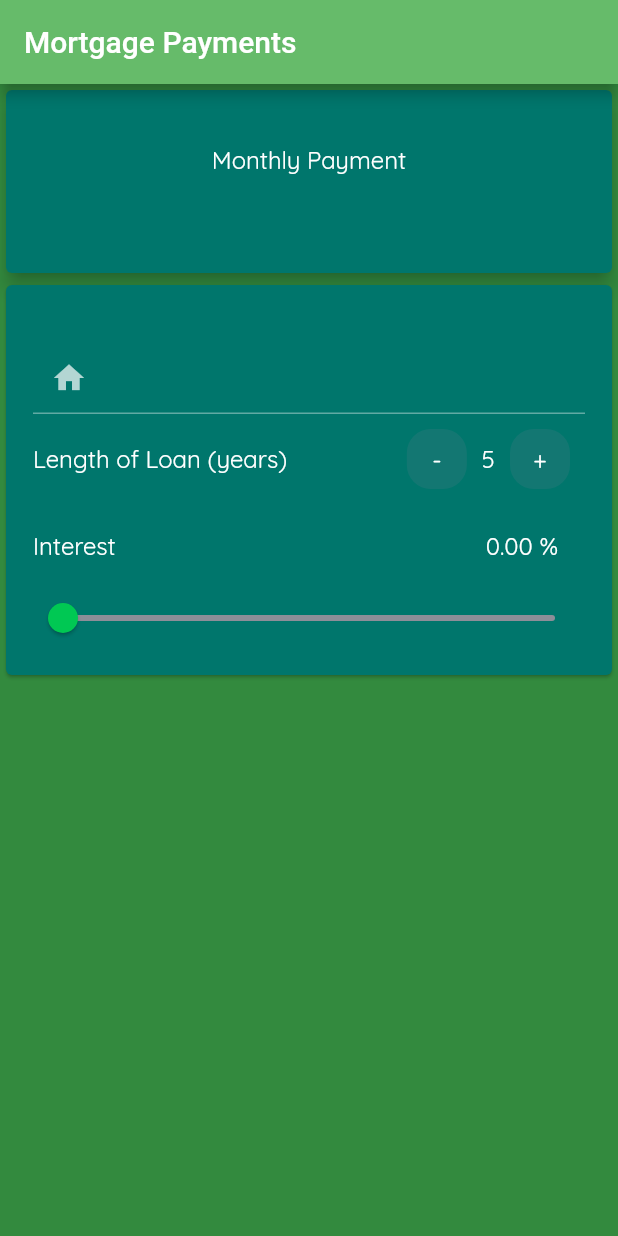
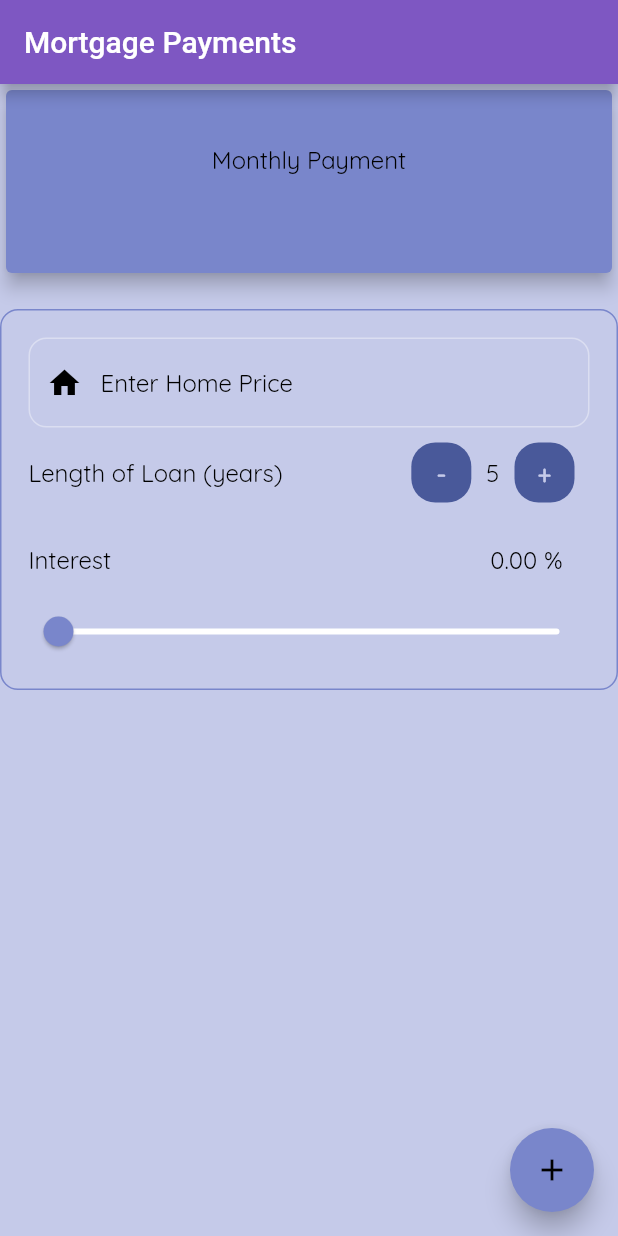
Before and after one commit to cjpesco/mortgagecalcapp, a Flutter app: the screen it shows after launch, after a tap on an icon or button, on a phone screen of 412 x 824 dp. Run offline on Flutter 3.47's test engine with Material 2 defaults, Android fonts, the light colour scheme and no system bars.

Commit message:
Learn how to have a rounded corner on textfield

```diff
--- a/lib/main.dart
+++ b/lib/main.dart
@@ -3,48 +3,40 @@ import 'package:mortgagecalcapp/util/colors.dart';
 
 import 'ui/mortgage_app.dart';
 
-final ThemeData _appTheme = _buildAppTheme();
+final ThemeData _mortgageTheme = _buildMortgageTheme();
 
-ThemeData _buildAppTheme() {
+ThemeData _buildMortgageTheme() {
   final ThemeData base = ThemeData.dark();
 
   return base.copyWith(
-    brightness: Brightness.dark,
-    accentColor: kSecondaryDarkColor,
-    primaryColor: kPrimaryColor,
-    buttonColor: kSecondaryColor,
-    scaffoldBackgroundColor: kPrimaryDarkColor,
-    cardColor: kSecondaryDarkColor,
-    textTheme: _appTextTheme(base.textTheme),
-    elevatedButtonTheme: ElevatedButtonThemeData(
-      style: ElevatedButton.styleFrom(
-        primary: Colors.blueGrey,
+    accentColor: primaryIndigoDark,
+    primaryColor: primaryIndigo200,
+    scaffoldBackgroundColor: secondaryBackgroundWhite,
+    hintColor: textOnSecondaryColor,
+    cardColor: secondaryDeepPurple,
+    textTheme: _buildMortgageTextTheme(base.textTheme),
+    inputDecorationTheme: InputDecorationTheme(
+      border: OutlineInputBorder(
+        borderSide: BorderSide(
+          color: Colors.purple.shade400,
+        ),
+        borderRadius: BorderRadius.circular(12),
       ),
+    ),
+    floatingActionButtonTheme: base.floatingActionButtonTheme.copyWith(
+      elevation: 7,
+      splashColor: primaryIndigoLight,
+      backgroundColor: secondaryDeepPurple,
     ),
   );
 }
 
-TextTheme _appTextTheme(TextTheme base) {
+TextTheme _buildMortgageTextTheme(TextTheme base) {
   return base
       .copyWith(
-        headline5: base.headline5.copyWith(
-          fontWeight: FontWeight.w500,
-        ),
-        headline6: base.headline6.copyWith(
-          fontSize: 18.0,
-        ),
-        caption: base.caption.copyWith(
-          fontWeight: FontWeight.w400,
-          fontSize: 14.0,
-        ),
-        bodyText2: base.bodyText2.copyWith(
-          // fontFamily: 'Lobster',
+        bodyText2: TextStyle(
+          color: textOnSecondaryColor,
           fontSize: 16,
-          color: Colors.white,
-        ),
-        button: base.button.copyWith(
-          // fontFamily: 'Lobster',
-          letterSpacing: 3.0,
         ),
       )
       .apply(
@@ -54,7 +46,7 @@ TextTheme _appTextTheme(TextTheme base) {
 
 void main() => runApp(
       MaterialApp(
+        theme: _mortgageTheme,
         home: MortgageApp(),
-        theme: _appTheme,
       ),
     );
--- a/lib/ui/mortgage_app.dart
+++ b/lib/ui/mortgage_app.dart
@@ -6,6 +6,12 @@ class MortgageApp extends StatelessWidget {
   @override
   Widget build(BuildContext context) {
     return Scaffold(
+      floatingActionButton: FloatingActionButton(
+        onPressed: () {},
+        child: Icon(
+          Icons.add,
+        ),
+      ),
       appBar: AppBar(
         title: Text("Mortgage Payments"),
       ),
--- a/lib/ui/mortgage_app_page.dart
+++ b/lib/ui/mortgage_app_page.dart
@@ -35,11 +35,14 @@ class _MortgageAppPageState extends State<MortgageAppPage> {
               ),
             ),
           ),
-          Card(
-            child: Container(
+          Container(
             margin: EdgeInsets.only(top: 20),
             decoration: BoxDecoration(
                 color: Colors.transparent,
+                border: Border.all(
+                  color: secondaryDeepPurple,
+                  style: BorderStyle.solid,
+                ),
                 borderRadius: BorderRadius.circular(12)),
             child: Padding(
               padding: const EdgeInsets.all(18.0),
@@ -50,8 +53,12 @@ class _MortgageAppPageState extends State<MortgageAppPage> {
                         TextInputType.numberWithOptions(decimal: true),
                     //TODO: theme this!
                     decoration: InputDecoration(
-                          prefixText: "Home Price",
-                          prefixIcon: Icon(Icons.home)),
+                        hintText: 'Enter Home Price',
+                        //    prefixText: "Home Price",
+                        prefixIcon: Icon(
+                          Icons.home,
+                          color: Colors.black,
+                        )),
                     onChanged: (String value) {
                       try {
                         _homePrice = double.parse(value);
@@ -83,9 +90,19 @@ class _MortgageAppPageState extends State<MortgageAppPage> {
                               margin: EdgeInsets.all(10),
                               decoration: BoxDecoration(
                                 borderRadius: BorderRadius.circular(16),
-                                    color: Colors.blueGrey.withOpacity(0.2)),
+                                color: secondaryPurpleDark,
+
+                                //   color: Colors.blueGrey.withOpacity(0.2)
+                              ),
                               child: Center(
-                                    child: Text("-")), //TODO: Style Theme it!
+                                child: Text(
+                                  "-",
+                                  style: TextStyle(
+                                    fontWeight: FontWeight.bold,
+                                    color: secondaryBackgroundWhite,
+                                  ),
+                                ),
+                              ), //TODO: Style Theme it!
                             ),
                           ),
                           Text("$_lengthOfLoan"), //TODO: Style Theme it!
@@ -100,10 +117,17 @@ class _MortgageAppPageState extends State<MortgageAppPage> {
                                 height: 40,
                                 margin: EdgeInsets.all(10),
                                 decoration: BoxDecoration(
-                                      color: Colors.blueGrey.withOpacity(0.2),
+                                    color: secondaryPurpleDark,
                                     borderRadius: BorderRadius.circular(16)),
                                 child: Center(
-                                      child: Text("+")) //TODO: theme this!
+                                  child: Text(
+                                    "+",
+                                    style: TextStyle(
+                                      fontWeight: FontWeight.bold,
+                                      color: secondaryBackgroundWhite,
+                                    ),
+                                  ),
+                                ) //TODO: theme this!
 
                                 ),
                           )
@@ -128,10 +152,11 @@ class _MortgageAppPageState extends State<MortgageAppPage> {
                     children: <Widget>[
                       SliderTheme(
                         data: SliderTheme.of(context).copyWith(
-                            inactiveTrackColor: Color(0xFF8D8E98),
-                            activeTrackColor: Colors.white,
-                            thumbColor: Colors.greenAccent.shade700,
-                            overlayColor: Color(0x2998ee99),
+                          inactiveTrackColor: Colors.white,
+                          activeTrackColor: Color(0xFF49599a),
+                          thumbColor: Color(0xFF7986cb),
+                          //overlayColor: Color(0x29b085f5),
+                          overlayColor: Color(0x35ffffff),
                           thumbShape: RoundSliderThumbShape(
                             enabledThumbRadius: 10.0,
                           ),
@@ -154,7 +179,6 @@ class _MortgageAppPageState extends State<MortgageAppPage> {
                     ],
                   )
                 ],
-                ),
               ),
             ),
           )
--- a/lib/util/colors.dart
+++ b/lib/util/colors.dart
@@ -1,17 +1,13 @@
 import 'package:flutter/material.dart';
 
-const Color kPrimaryColor = Color(0xFF66bb6a);
+const Color primaryIndigo200 = Color(0xFF7e57c2);
+const Color primaryIndigoLight = Color(0xFFb085f5);
+const Color primaryIndigoDark = Color(0xFF4d2c91);
 
-const Color kPrimaryLightColor = Color(0xFF98ee99);
+const Color secondaryDeepPurple = Color(0xFF7986cb);
+const Color secondaryPurpleLight = Color(0xFFaab6fe);
+const Color secondaryPurpleDark = Color(0xFF49599a);
 
-const Color kPrimaryDarkColor = Color(0xFF338a3e);
-
-const Color kSecondaryColor = Color(0xFF26a69a);
-
-const Color kSecondaryLightColor = Color(0xFF64d8cb);
-
-const Color kSecondaryDarkColor = Color(0xFF00766c);
-
-const Color kPrimaryTextColor = Color(0xFF000000);
-
-const Color kSecondaryTextColor = Color(0xFF000000);
+const Color textOnPrimaryColor = Color(0xFFffffff);
+const Color textOnSecondaryColor = Color(0xFF000000);
+const Color secondaryBackgroundWhite = Color(0xFFc5cae9);
```
Lines whose indentation alone changed are shown as unchanged.
